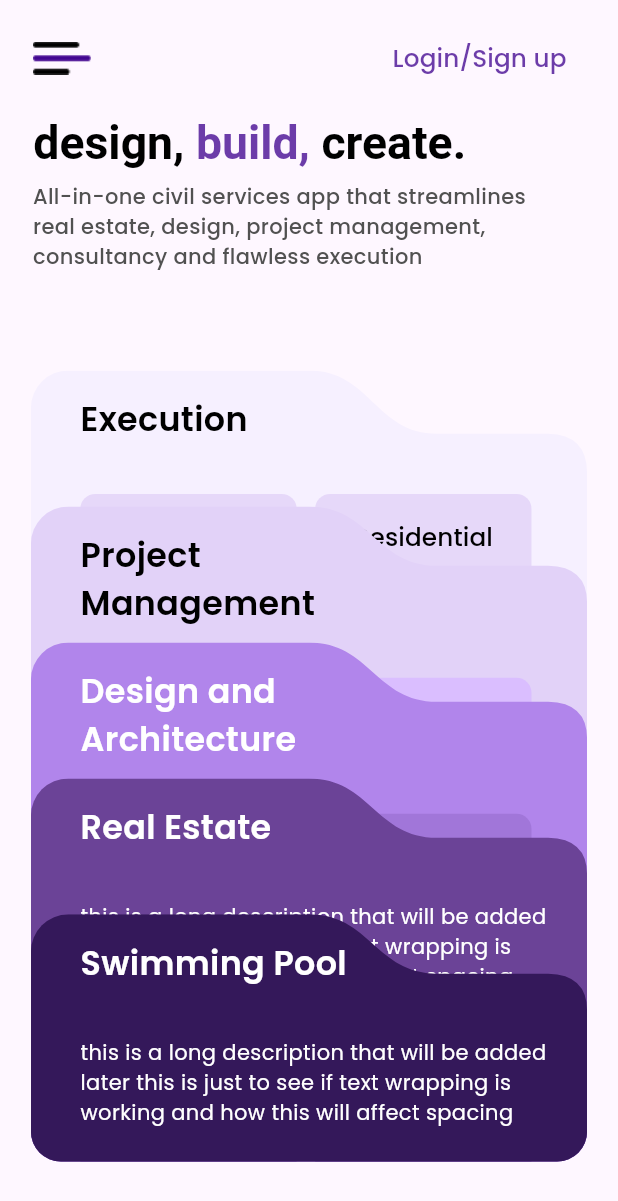
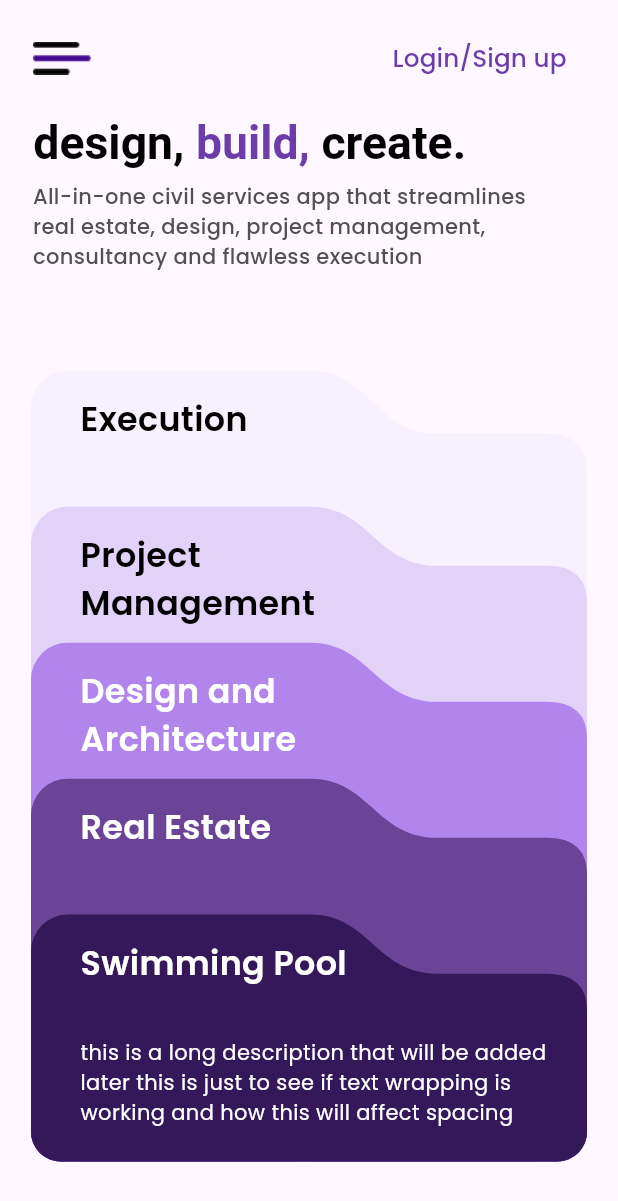
Before and after one commit to HariRags/MYCE, a Flutter app: the screen it shows after launch, on a phone screen of 412 x 824 dp. Shown: the top 1201 px of the screen. Run offline on Flutter 3.47's test engine with Material 3 defaults, Android fonts, the phone set to English and light mode, and no system bars.

Commit message:
buttons and text hidden in folders

```diff
--- a/lib/pages/homepage.dart
+++ b/lib/pages/homepage.dart
@@ -1,4 +1,3 @@
-import 'package:flutter/cupertino.dart';
 import 'package:flutter/material.dart';
 import '../utilities/responsive.dart';
 import '../widgets/folders.dart';
@@ -115,6 +114,13 @@ class _HomePageState extends State<HomePage> {
                         buttonText: ['Commercial', 'Residential', 'Industrial'],
                       ),
                       Positioned(
+                        top: Responsive.height(9, context),
+                        child: Container(
+                        height: Responsive.height(60, context),
+                        width: Responsive.width(90, context),
+                        color:  Color(0xFFF6F0FF),
+                      )),
+                      Positioned(
                         top: Responsive.height(11, context),
                         child: Container(
                         height: Responsive.height(60, context),
@@ -129,6 +135,12 @@ class _HomePageState extends State<HomePage> {
                         buttonText: ['Project','Property'],
                       ),),
                       ),
+                      Positioned(top: Responsive.height(21, context),
+                      child: Container(
+                        height: Responsive.height(60, context),
+                        width: Responsive.width(90, context),
+                        color:  Color(0xFFE2D2F8),
+                      )),
                       Positioned(
                         top: Responsive.height(22, context),
                         child: Container(
@@ -144,6 +156,12 @@ class _HomePageState extends State<HomePage> {
                         buttonText: ['House','Commericial','Industrial'],
                       ),),
                       ),
+                       Positioned(top: Responsive.height(31, context),
+                      child: Container(
+                        height: Responsive.height(60, context),
+                        width: Responsive.width(90, context),
+                        color:  Color(0xFFB185EB),
+                      )),
                       Positioned(
                         top: Responsive.height(33, context),
                         child: Container(
@@ -162,6 +180,12 @@ class _HomePageState extends State<HomePage> {
                         )
                         )
                       ),
+                      Positioned(top: Responsive.height(42, context),
+                      child: Container(
+                        height: Responsive.height(60, context),
+                        width: Responsive.width(90, context),
+                        color:  Color(0xFF6B4397),
+                      )),
                       Positioned(
                         top: Responsive.height(44, context),
                         child: Container(
```
